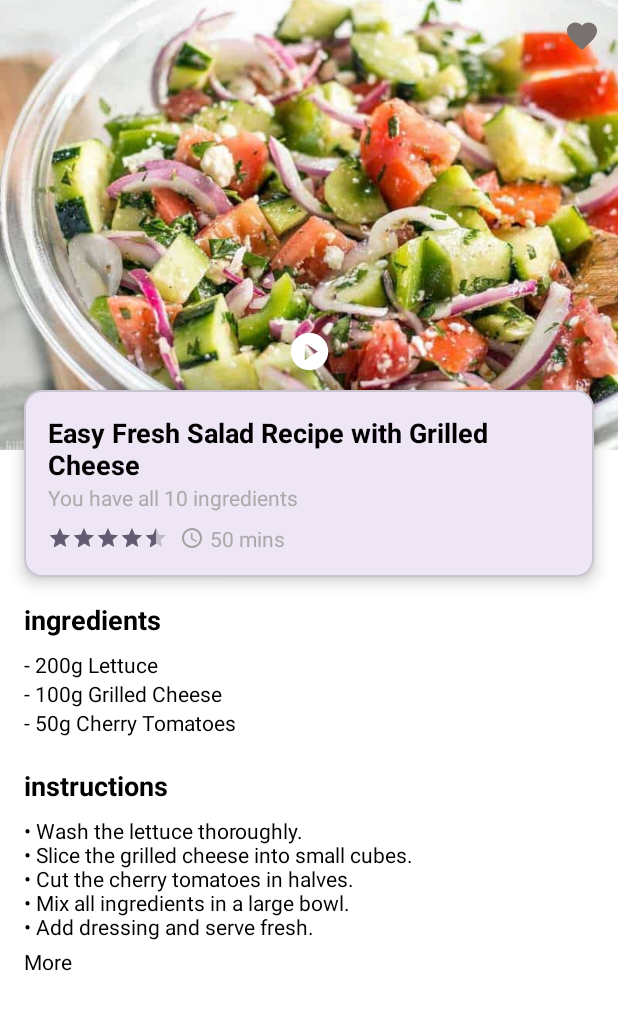
After one commit to OmarKhaled2092001/Recipe-App-, an Android app: the layout fragment_recipe_detail.xml on its own in the app's theme, with its tools: preview values and no code run, on a phone screen of 412 x 824 dp. The commit adds this screen. Shown: the top 1010 px of the screen. Run offline under Robolectric (Android 15) with nearby library versions, the phone set to English and light mode, and no system bars.

Commit message:
add recipe_detail_fragment

```diff
--- a/app/build.gradle.kts
+++ b/app/build.gradle.kts
@@ -71,7 +71,8 @@ dependencies {
 
     // To use Kotlin annotation processing tool (kapt)
     //noinspection KaptUsageInsteadOfKsp
-    kapt("androidx.room:room-compiler:2.7.2")
+
+   kapt("androidx.room:room-compiler:2.7.2")
 
 
     // optional - Kotlin Extensions and Coroutines support for Room
--- /dev/null
+++ b/app/src/main/java/com/example/recipeapp/ui/recipedetail/RecipeDetailFragment.kt
@@ -0,0 +1,4 @@
+package com.example.recipeapp.ui.recipedetail
+
+class RecipeDetailFragment {
+}
--- /dev/null
+++ b/app/src/main/res/drawable/baseline_play_circle_24.xml
@@ -0,0 +1,5 @@
+<vector xmlns:android="http://schemas.android.com/apk/res/android" android:height="24dp" android:tint="#797070" android:viewportHeight="24" android:viewportWidth="24" android:width="24dp">
+
+    <path android:fillColor="@android:color/white" android:pathData="M12,2C6.48,2 2,6.48 2,12s4.48,10 10,10s10,-4.48 10,-10S17.52,2 12,2zM9.5,16.5v-9l7,4.5L9.5,16.5z"/>
+
+</vector>
--- /dev/null
+++ b/app/src/main/res/drawable/ic_favorite.xml
@@ -0,0 +1,5 @@
+<vector xmlns:android="http://schemas.android.com/apk/res/android" android:height="24dp" android:tint="#797070" android:viewportHeight="24" android:viewportWidth="24" android:width="24dp">
+
+    <path android:fillColor="@android:color/white" android:pathData="M12,21.35l-1.45,-1.32C5.4,15.36 2,12.28 2,8.5 2,5.42 4.42,3 7.5,3c1.74,0 3.41,0.81 4.5,2.09C13.09,3.81 14.76,3 16.5,3 19.58,3 22,5.42 22,8.5c0,3.78 -3.4,6.86 -8.55,11.54L12,21.35z"/>
+
+</vector>
--- /dev/null
+++ b/app/src/main/res/drawable/ic_play_circle.xml
@@ -0,0 +1,5 @@
+<vector xmlns:android="http://schemas.android.com/apk/res/android" android:height="30dp" android:tint="#797070" android:viewportHeight="24" android:viewportWidth="24" android:width="30dp">
+
+    <path android:fillColor="@android:color/white" android:pathData="M12,2C6.48,2 2,6.48 2,12s4.48,10 10,10s10,-4.48 10,-10S17.52,2 12,2zM9.5,16.5v-9l7,4.5L9.5,16.5z"/>
+
+</vector>
--- /dev/null
+++ b/app/src/main/res/drawable/ic_time.xml
@@ -0,0 +1,7 @@
+<vector xmlns:android="http://schemas.android.com/apk/res/android" android:height="24dp" android:tint="#A49F9F" android:viewportHeight="24" android:viewportWidth="24" android:width="24dp">
+
+    <path android:fillColor="@android:color/white" android:pathData="M11.99,2C6.47,2 2,6.48 2,12s4.47,10 9.99,10C17.52,22 22,17.52 22,12S17.52,2 11.99,2zM12,20c-4.42,0 -8,-3.58 -8,-8s3.58,-8 8,-8 8,3.58 8,8 -3.58,8 -8,8z"/>
+
+    <path android:fillColor="@android:color/white" android:pathData="M12.5,7H11v6l5.25,3.15 0.75,-1.23 -4.5,-2.67z"/>
+
+</vector>
--- /dev/null
+++ b/app/src/main/res/layout/fragment_recipe_detail.xml
@@ -0,0 +1,221 @@
+<?xml version="1.0" encoding="utf-8"?>
+<androidx.core.widget.NestedScrollView
+    xmlns:android="http://schemas.android.com/apk/res/android"
+    xmlns:app="http://schemas.android.com/apk/res-auto"
+    xmlns:tools="http://schemas.android.com/tools"
+    android:layout_width="match_parent"
+    android:layout_height="match_parent"
+    android:background="@android:color/white"
+    android:fillViewport="true">
+
+    <androidx.constraintlayout.widget.ConstraintLayout
+        android:layout_width="match_parent"
+        android:layout_height="wrap_content">
+
+        <!-- صورة الوصفة -->
+        <ImageView
+            android:id="@+id/imageRecipe"
+            android:layout_width="0dp"
+            android:layout_height="300dp"
+            android:scaleType="centerCrop"
+            android:contentDescription="@string/recipe_image"
+            app:layout_constraintTop_toTopOf="parent"
+            app:layout_constraintStart_toStartOf="parent"
+            app:layout_constraintEnd_toEndOf="parent"
+            tools:src="@drawable/image_food" />
+
+        <!-- زر تشغيل الفيديو -->
+        <ImageButton
+            android:id="@+id/btnPlayVideo"
+            android:layout_width="64dp"
+            android:layout_height="100dp"
+            android:background="@android:color/transparent"
+            android:scaleType="centerInside"
+            app:srcCompat="@drawable/ic_play_circle"
+            app:tint="@android:color/white"
+            app:layout_constraintBottom_toBottomOf="@id/imageRecipe"
+            app:layout_constraintStart_toStartOf="parent"
+            app:layout_constraintEnd_toEndOf="parent"
+            android:layout_marginBottom="16dp" />
+
+        <!-- زر المفضلة -->
+        <ImageButton
+            android:id="@+id/btnFavorite"
+            android:layout_width="48dp"
+            android:layout_height="48dp"
+            android:background="@android:color/transparent"
+            android:padding="8dp"
+            app:layout_constraintTop_toTopOf="@id/imageRecipe"
+            app:layout_constraintEnd_toEndOf="@id/imageRecipe"
+            app:srcCompat="@drawable/ic_favorite" />
+
+        <!-- الكارد فوق الصورة -->
+        <com.google.android.material.card.MaterialCardView
+            android:id="@+id/cardRecipe"
+            android:layout_width="0dp"
+            android:layout_height="wrap_content"
+            android:layout_marginStart="16dp"
+            android:layout_marginEnd="16dp"
+            android:layout_marginTop="-40dp"
+            app:cardCornerRadius="12dp"
+            app:cardElevation="6dp"
+            app:layout_constraintTop_toBottomOf="@id/imageRecipe"
+            app:layout_constraintStart_toStartOf="parent"
+            app:layout_constraintEnd_toEndOf="parent">
+
+            <LinearLayout
+                android:layout_width="match_parent"
+                android:layout_height="wrap_content"
+                android:orientation="vertical"
+                android:padding="16dp">
+
+                <!-- عنوان الوصفة -->
+                <TextView
+                    android:id="@+id/tvRecipeTitle"
+                    android:layout_width="match_parent"
+                    android:layout_height="wrap_content"
+                    android:textSize="18sp"
+                    android:textStyle="bold"
+                    android:textColor="@android:color/black"
+                    tools:text="Easy Fresh Salad Recipe with Grilled Cheese" />
+
+                <!-- عدد المكونات -->
+                <TextView
+                    android:layout_width="wrap_content"
+                    android:layout_height="wrap_content"
+                    android:textSize="14sp"
+                    android:textColor="@android:color/darker_gray"
+                    tools:text="You have all 10 ingredients" />
+
+                <!-- تقييم ووقت -->
+                <LinearLayout
+                    android:layout_width="match_parent"
+                    android:layout_height="wrap_content"
+                    android:orientation="horizontal"
+                    android:gravity="center_vertical"
+                    android:layout_marginTop="8dp">
+
+                    <!-- نجوم التقييم -->
+                    <RatingBar
+                        android:id="@+id/ratingBar"
+                        android:layout_width="wrap_content"
+                        android:layout_height="wrap_content"
+                        android:numStars="5"
+                        android:stepSize="0.5"
+                        android:isIndicator="true"
+                        android:rating="4.5"
+                        android:layout_marginEnd="8dp"
+                        style="?android:attr/ratingBarStyleSmall" />
+
+                    <!-- وقت التحضير -->
+                    <ImageView
+                        android:layout_width="16dp"
+                        android:layout_height="16dp"
+                        app:srcCompat="@drawable/ic_time"
+                        android:layout_marginEnd="4dp" />
+
+                    <TextView
+                        android:layout_width="wrap_content"
+                        android:layout_height="wrap_content"
+                        android:textSize="14sp"
+                        android:textColor="@android:color/darker_gray"
+                        tools:text="50 mins" />
+                </LinearLayout>
+            </LinearLayout>
+        </com.google.android.material.card.MaterialCardView>
+
+        <!-- Ingredients -->
+        <TextView
+            android:id="@+id/tvIngredientsTitle"
+            android:layout_width="wrap_content"
+            android:layout_height="wrap_content"
+            android:layout_marginTop="16dp"
+            android:text="@string/ingredients"
+            android:textSize="18sp"
+            android:textStyle="bold"
+            android:textColor="@android:color/black"
+            app:layout_constraintTop_toBottomOf="@id/cardRecipe"
+            app:layout_constraintStart_toStartOf="parent"
+            android:layout_marginStart="16dp" />
+
+        <LinearLayout
+            android:id="@+id/layoutIngredients"
+            android:layout_width="0dp"
+            android:layout_height="wrap_content"
+            android:orientation="vertical"
+            android:layout_marginTop="8dp"
+            android:layout_marginStart="16dp"
+            android:layout_marginEnd="16dp"
+            app:layout_constraintTop_toBottomOf="@id/tvIngredientsTitle"
+            app:layout_constraintStart_toStartOf="parent"
+            app:layout_constraintEnd_toEndOf="parent">
+
+            <TextView
+                android:layout_width="wrap_content"
+                android:layout_height="wrap_content"
+                android:text="- 200g Lettuce"
+                android:textSize="14sp"
+                android:textColor="@android:color/black" />
+
+            <TextView
+                android:layout_width="wrap_content"
+                android:layout_height="wrap_content"
+                android:text="- 100g Grilled Cheese"
+                android:textSize="14sp"
+                android:textColor="@android:color/black" />
+
+            <TextView
+                android:layout_width="wrap_content"
+                android:layout_height="wrap_content"
+                android:text="- 50g Cherry Tomatoes"
+                android:textSize="14sp"
+                android:textColor="@android:color/black" />
+        </LinearLayout>
+
+        <!-- Instructions -->
+        <TextView
+            android:id="@+id/tvInstructionsTitle"
+            android:layout_width="wrap_content"
+            android:layout_height="wrap_content"
+            android:layout_marginTop="20dp"
+            android:text="@string/instructions"
+            android:textSize="18sp"
+            android:textStyle="bold"
+            android:textColor="@android:color/black"
+            app:layout_constraintTop_toBottomOf="@id/layoutIngredients"
+            app:layout_constraintStart_toStartOf="parent"
+            android:layout_marginStart="16dp" />
+
+        <TextView
+            android:id="@+id/tvInstructions"
+            android:layout_width="0dp"
+            android:layout_height="wrap_content"
+            android:layout_marginTop="8dp"
+            android:layout_marginStart="16dp"
+            android:layout_marginEnd="16dp"
+            android:textSize="14sp"
+            android:textColor="@android:color/black"
+            android:ellipsize="end"
+            android:maxLines="5"
+            android:scrollHorizontally="false"
+            app:layout_constraintTop_toBottomOf="@id/tvInstructionsTitle"
+            app:layout_constraintStart_toStartOf="parent"
+            app:layout_constraintEnd_toEndOf="parent"
+            tools:text="• Wash the lettuce thoroughly.\n• Slice the grilled cheese into small cubes.\n• Cut the cherry tomatoes in halves.\n• Mix all ingredients in a large bowl.\n• Add dressing and serve fresh." />
+
+        <!-- More/Less Button -->
+        <TextView
+            android:id="@+id/btnToggleInstructions"
+            android:layout_width="wrap_content"
+            android:layout_height="wrap_content"
+            android:text="More"
+            android:textSize="14sp"
+            android:textColor="@color/black"
+            android:layout_marginTop="4dp"
+            android:layout_marginStart="16dp"
+            app:layout_constraintTop_toBottomOf="@id/tvInstructions"
+            app:layout_constraintStart_toStartOf="parent" />
+
+    </androidx.constraintlayout.widget.ConstraintLayout>
+
+</androidx.core.widget.NestedScrollView>
--- a/app/src/main/res/values/strings.xml
+++ b/app/src/main/res/values/strings.xml
@@ -11,4 +11,7 @@
     <string name="invalid_username">Not a valid username</string>
     <string name="invalid_password">Password must be >5 characters</string>
     <string name="login_failed">"Login failed"</string>
+    <string name="recipe_image">Recipe image</string>
+    <string name="ingredients">ingredients</string>
+    <string name="instructions">instructions</string>
 </resources>
```
Also changed, not shown: gradle/libs.versions.toml (+15 -11 lines), app/src/main/res/drawable/image_food.jpg (added), 2 other files.
